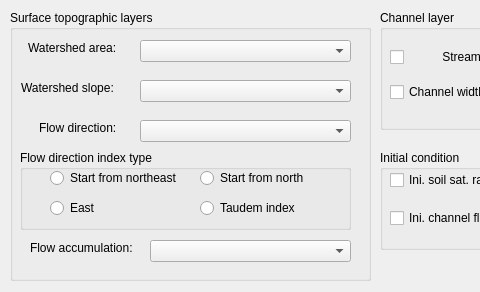
icetiger1974/QGIS-GRM, file fSetWatershed.ui: the form before one commit; both pictures show x 0 to 480 and y 0 to 292 of the 769 by 292 pixel window.
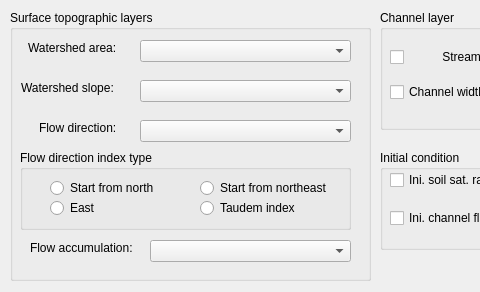
The form after the commit.

Patch:
```diff
--- a/fSetWatershed.ui
+++ b/fSetWatershed.ui
@@ -70,8 +70,8 @@
     <widget class="QRadioButton" name="rbFDIndexTypeNE">
      <property name="geometry">
       <rect>
-       <x>30</x>
-       <y>20</y>
+       <x>180</x>
+       <y>30</y>
        <width>131</width>
        <height>16</height>
       </rect>
@@ -83,8 +83,8 @@
     <widget class="QRadioButton" name="rbFDIndexTypeN">
      <property name="geometry">
       <rect>
-       <x>180</x>
-       <y>20</y>
+       <x>30</x>
+       <y>30</y>
        <width>111</width>
        <height>16</height>
       </rect>
```
